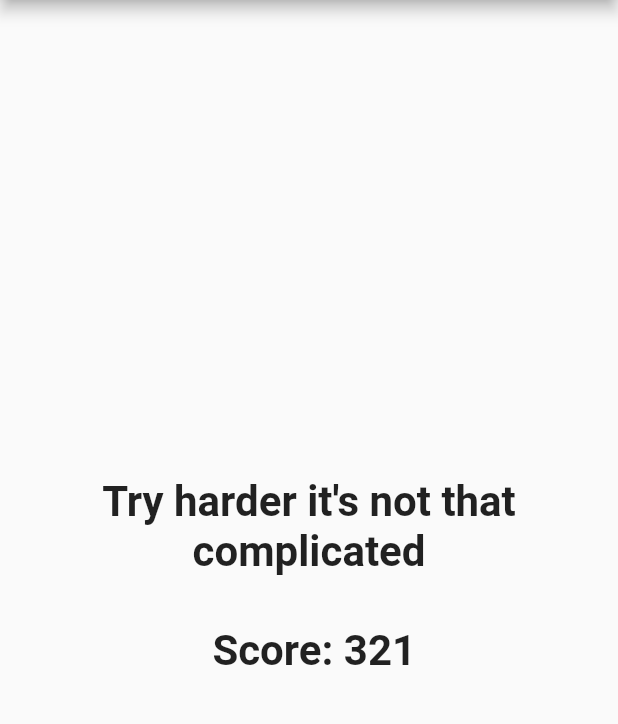
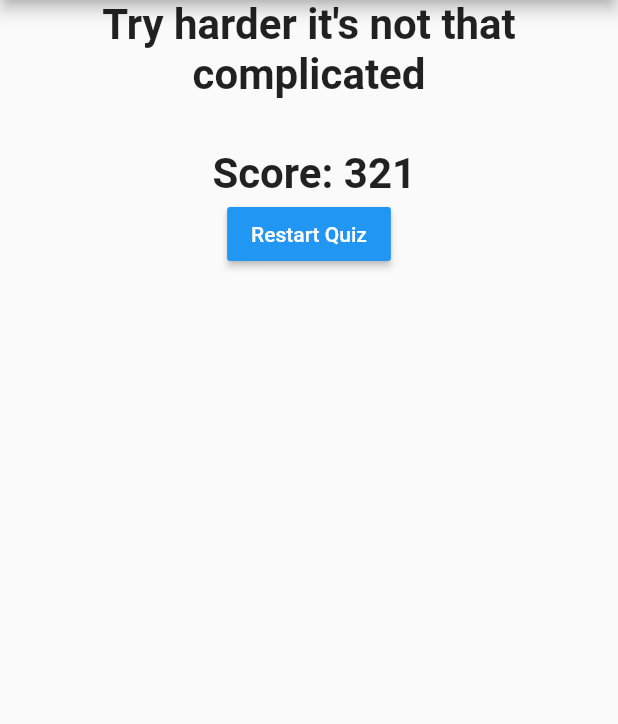
Before and after one commit to BoodynX/UT1Quiz, a Flutter app: the screen it shows after launch, after a tap on "Black", after a tap on "Fiat", after a tap on "Pizza", on a phone screen of 412 x 824 dp, the part 84-808 px from its top. Run offline on Flutter 3.47's test engine with Material 2 defaults, Android fonts, the phone set to English and light mode, and no system bars.

Commit message:
feat: reset button

```diff
--- a/lib/main.dart
+++ b/lib/main.dart
@@ -56,9 +56,16 @@ class _MyAppState extends State<MyApp> {
                 questions: _questions,
                 questionIndex: this._questionIndex,
                 answerQuestion: this._answerQuestion)
-            : Result(_totalScore),
+            : Result(_totalScore, _resetQuiz),
       ),
     );
+  }
+
+  void _resetQuiz() {
+    setState(() {
+      _questionIndex = 0;
+      _totalScore = 0;
+    });
   }
 
   void _answerQuestion(int score) {
--- a/lib/result.dart
+++ b/lib/result.dart
@@ -2,8 +2,9 @@ import 'package:flutter/material.dart';
 
 class Result extends StatelessWidget {
   final int totalScore;
+  final Function resetHandler;
 
-  Result(this.totalScore);
+  Result(this.totalScore, this.resetHandler);
 
   String get resultPhrase {
     String resultText;
@@ -26,10 +27,19 @@ class Result extends StatelessWidget {
   @override
   Widget build(BuildContext context) {
     return Center(
-      child: Text(
-        this.resultPhrase + '\n\n Score: ' + totalScore.toString(),
-        style: TextStyle(fontSize: 28, fontWeight: FontWeight.bold),
-        textAlign: TextAlign.center,
+      child: Column(
+        children: [
+          Text(
+            this.resultPhrase + '\n\n Score: ' + totalScore.toString(),
+            style: TextStyle(fontSize: 28, fontWeight: FontWeight.bold),
+            textAlign: TextAlign.center,
+          ),
+          RaisedButton(
+              textColor: Colors.white,
+              color: Colors.blue,
+              child: Text('Restart Quiz'),
+              onPressed: this.resetHandler),
+        ],
       ),
     );
   }
```
